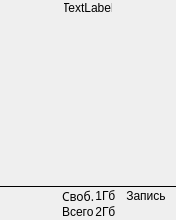
The window that zface/mainwindow.ui (appach22/zface) describes before a commit, drawn with Qt 5.
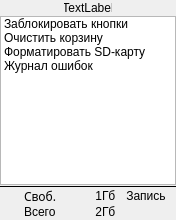
The same window after the commit. The open tabs and pages were chosen to show the change.

Commit message: Utilities menu is almost done.

```diff
--- a/zface/mainwindow.ui
+++ b/zface/mainwindow.ui
@@ -622,6 +622,57 @@
         </item>
        </layout>
       </widget>
+      <widget class="QWidget" name="utilitiesPage">
+       <layout class="QGridLayout" name="gridLayout_9">
+        <property name="margin">
+         <number>0</number>
+        </property>
+        <property name="spacing">
+         <number>0</number>
+        </property>
+        <item row="0" column="0">
+         <widget class="QListWidget" name="utilitiesList">
+          <item>
+           <property name="text">
+            <string>Заблокировать кнопки</string>
+           </property>
+          </item>
+          <item>
+           <property name="text">
+            <string>Очистить корзину</string>
+           </property>
+          </item>
+          <item>
+           <property name="text">
+            <string>Форматировать SD-карту</string>
+           </property>
+          </item>
+          <item>
+           <property name="text">
+            <string>Журнал ошибок</string>
+           </property>
+          </item>
+         </widget>
+        </item>
+       </layout>
+      </widget>
+      <widget class="QWidget" name="logsPage">
+       <layout class="QGridLayout" name="gridLayout_12">
+        <property name="margin">
+         <number>0</number>
+        </property>
+        <property name="spacing">
+         <number>0</number>
+        </property>
+        <item row="0" column="0">
+         <widget class="QTextBrowser" name="logsBrowser">
+          <property name="frameShape">
+           <enum>QFrame::NoFrame</enum>
+          </property>
+         </widget>
+        </item>
+       </layout>
+      </widget>
      </widget>
     </item>
     <item>
@@ -685,6 +736,25 @@
          </widget>
         </item>
         <item>
+         <widget class="QStackedWidget" name="cardStatusPages">
+          <property name="sizePolicy">
+           <sizepolicy hsizetype="Expanding" vsizetype="Expanding">
+            <horstretch>0</horstretch>
+            <verstretch>0</verstretch>
+           </sizepolicy>
+          </property>
+          <property name="currentIndex">
+           <number>0</number>
+          </property>
+          <widget class="QWidget" name="cardErrorPage">
+           <layout class="QGridLayout" name="gridLayout_11">
+            <property name="margin">
+             <number>0</number>
+            </property>
+            <property name="spacing">
+             <number>0</number>
+            </property>
+            <item row="0" column="0">
          <widget class="QLabel" name="cardErrorLabel">
           <property name="sizePolicy">
            <sizepolicy hsizetype="Expanding" vsizetype="Expanding">
@@ -703,7 +773,17 @@
           </property>
          </widget>
         </item>
-        <item>
+           </layout>
+          </widget>
+          <widget class="QWidget" name="cardInfoPage">
+           <layout class="QGridLayout" name="gridLayout_10">
+            <property name="margin">
+             <number>0</number>
+            </property>
+            <property name="spacing">
+             <number>0</number>
+            </property>
+            <item row="0" column="0">
          <widget class="QWidget" name="cardInfoWidget" native="true">
           <property name="sizePolicy">
            <sizepolicy hsizetype="Expanding" vsizetype="Expanding">
@@ -814,6 +894,10 @@
             </widget>
            </item>
           </layout>
+             </widget>
+            </item>
+           </layout>
+          </widget>
          </widget>
         </item>
         <item>
```
Lines whose indentation alone changed are shown as unchanged. The commit also changes 3 other files.
